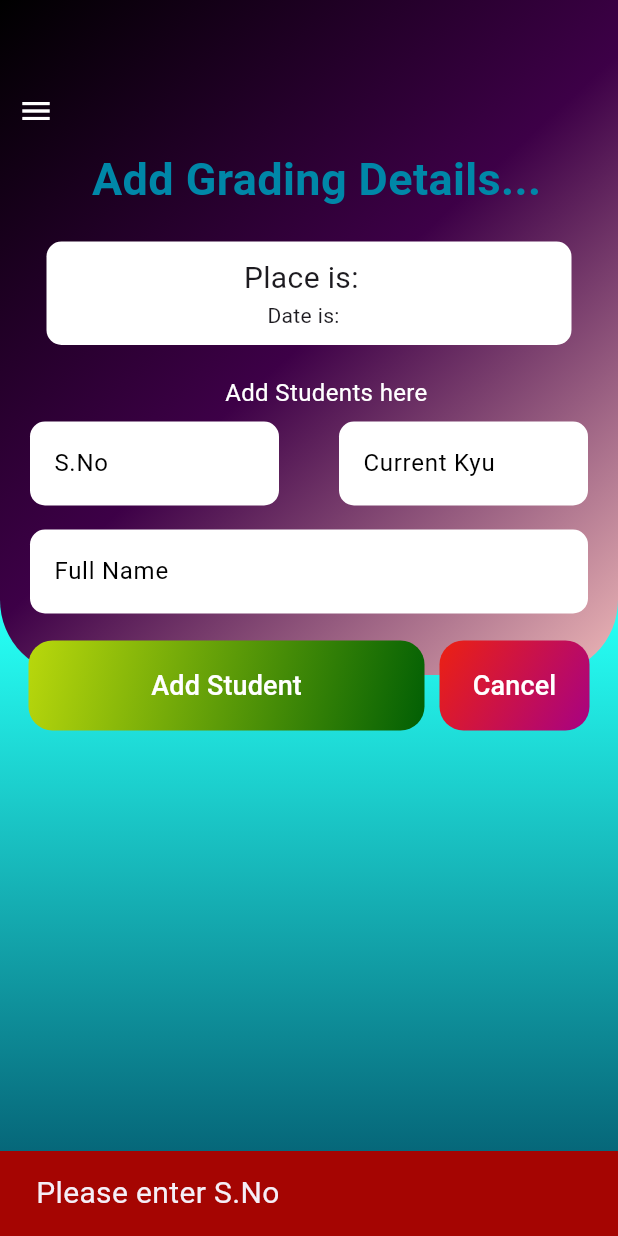
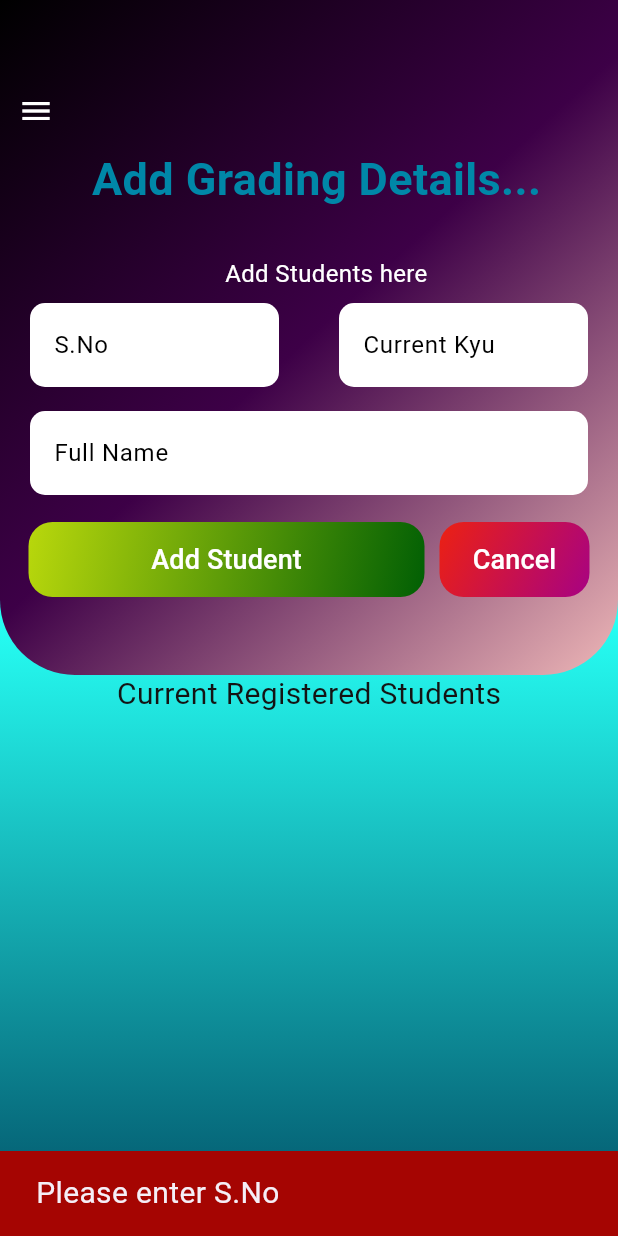
Before and after one commit to KMjanith/competition-app-mobile, a Flutter app: the Addnewgradingetails screen opened directly with empty values, after a tap on "Add Student", on a phone screen of 412 x 824 dp. Run offline on Flutter 3.47's test engine with Material 3 defaults, Android fonts, the light colour scheme and no system bars; drawn by our look-alikes of animated_text_kit; our stand-ins replace bloc, cloud_firestore, file_picker, firebase_auth, firebase_core, firebase_storage and 4 more; accounts and stored records are empty; Roboto replaces fonts that are missing (Alegreya, Cairo).

Commit message:
sliding done

```diff
--- a/lib/Constants/StyleConstants.dart
+++ b/lib/Constants/StyleConstants.dart
@@ -39,10 +39,10 @@ class StyleConstants {
 
   static LinearGradient cardBackGround = const LinearGradient(
     colors: [
-      Color.fromARGB(255, 252, 248, 191),
-      Color.fromARGB(255, 245, 238, 139),
-      Color.fromARGB(255, 161, 151, 60),
-      Color.fromARGB(255, 197, 185, 12)
+      Color.fromARGB(255, 244, 232, 248),
+      Color.fromARGB(255, 231, 190, 250),
+      Color.fromARGB(255, 181, 222, 247),
+      Color.fromARGB(255, 113, 193, 243)
     ],
     begin: Alignment.topLeft,
     end: Alignment.bottomRight,
--- a/lib/model/GradingStudentDetals.dart
+++ b/lib/model/GradingStudentDetals.dart
@@ -5,7 +5,7 @@ class Gradingstudentdetails {
   String _paymentStatus;
   String _gradingFees;
   String _paidDate;
-  String _paymentDescription;
+
 
   Gradingstudentdetails({
     required String sNo,
@@ -13,14 +13,14 @@ class Gradingstudentdetails {
     required String fullName,
     required String gradingFees,
     required String paidDate,
-    required String paymentDescription,
+
     required String paymentStatus,
   })  : _sNo = sNo,
         _currentKyu = currentKyu,
         _fullName = fullName,
         _gradingFees = gradingFees,
         _paidDate = paidDate,
-        _paymentDescription = paymentDescription,
+
         _paymentStatus = paymentStatus;
 
   // Getters
@@ -30,7 +30,7 @@ class Gradingstudentdetails {
   String get paymentStatus => _paymentStatus;
   String get gradingFees => _gradingFees;
   String get paidDate => _paidDate;
-  String get paymentDescription => _paymentDescription;
+
 
   // Setters
   set sNo(String value) => _sNo = value;
@@ -39,5 +39,5 @@ class Gradingstudentdetails {
   set paymentStatus(String value) => _paymentStatus = value;
   set gradingFees(String value) => _gradingFees = value;
   set paidDate(String value) => _paidDate = value;
-  set paymentDescription(String value) => _paymentDescription = value;
+
 }
--- a/lib/pages/grading/AddNewGradingetails.dart
+++ b/lib/pages/grading/AddNewGradingetails.dart
@@ -4,11 +4,14 @@ import 'package:competition_app/pages/grading/GradingPayments.dart';
 import 'package:competition_app/services/GradingService.dart';
 import 'package:flutter/material.dart';
 import 'package:flutter_bloc/flutter_bloc.dart';
+import 'package:flutter_slidable/flutter_slidable.dart';
+import 'package:google_fonts/google_fonts.dart';
 import '../../Constants/StyleConstants.dart';
 import '../../blocs/cubit/update_grading_students_cubit.dart';
 import '../../components/common/HedingAnimation.dart';
 import '../../components/inputs/Inputs.dart';
 import '../../model/Grading.dart';
+import '../../services/Validator.dart';
 
 class Addnewgradingetails extends StatefulWidget {
   final Grading grading;
@@ -31,6 +34,10 @@ class _AddnewgradingetailsState extends State<Addnewgradingetails> {
     studentNameController = TextEditingController();
     sNoController = TextEditingController();
     currentKyuController = TextEditingController();
+    WidgetsBinding.instance.addPostFrameCallback((_) {
+      BlocProvider.of<UpdateGradingStudentsCubit>(context)
+          .addInitialStudent(widget.grading.gradingStudentDetails);
+    });
   }
 
   @override
@@ -65,31 +72,14 @@ class _AddnewgradingetailsState extends State<Addnewgradingetails> {
                   ],
                 ),
                 const HeadingAnimation(heading: "Add Grading Details"),
-                Container(
-                  decoration: BoxDecoration(
-                    color: Color.fromARGB(255, 255, 255, 255),
-                    borderRadius: BorderRadius.circular(10),
-                  ),
-                  width: 350,
-                  child: Padding(
-                    padding: const EdgeInsets.only(top: 10, bottom: 10),
-                    child: Column(
-                      children: [
-                        Text(
-                          'Place is:  ${widget.grading.gradingPlace}',
-                          style: TextStyle(fontSize: 20),
-                        ),
-                        Text(
-                            'Date is:  ${widget.grading.gradingTime.toString()}')
-                      ],
-                    ),
-                  ),
-                ),
-                const SizedBox(height: 20),
+
                 Column(
                   mainAxisAlignment: MainAxisAlignment.start,
                   crossAxisAlignment: CrossAxisAlignment.start,
                   children: [
+                    const SizedBox(
+                      height: 10,
+                    ),
                     const Padding(
                       padding: EdgeInsets.only(left: 23),
                       child: Center(
@@ -136,20 +126,10 @@ class _AddnewgradingetailsState extends State<Addnewgradingetails> {
                                     const BorderRadius.all(Radius.circular(16)),
                               ),
                               width: 300,
-                              height: 60,
+                              height: 50,
                               child: TextButton(
                                 onPressed: () {
-                                  final gradingService = Gradingservice();
-                                  gradingService.addStudent(
-                                    context,
-                                    sNoController.text,
-                                    studentNameController.text,
-                                    currentKyuController.text,
-                                    widget.grading,
-                                  );
-                                  studentNameController.clear();
-                                  sNoController.clear();
-                                  currentKyuController.clear();
+                                  addTheNewStudent();
                                 },
                                 child: const Text(
                                   "Add Student",
@@ -170,7 +150,7 @@ class _AddnewgradingetailsState extends State<Addnewgradingetails> {
                                   const BorderRadius.all(Radius.circular(16)),
                             ),
                             width: 100,
-                            height: 60,
+                            height: 50,
                             child: TextButton(
                               onPressed: () {
                                 studentNameController.clear();
@@ -186,9 +166,18 @@ class _AddnewgradingetailsState extends State<Addnewgradingetails> {
                           ),
                         ),
                       ],
-                    )
+                    ),
+                    const SizedBox(
+                      height: 10,
+                    ),
                   ],
                 ),
+                const SizedBox(
+                  height: 30,
+                ),
+                const Text("Current Registered Students",
+                    style: TextStyle(
+                        fontSize: 20, color: Color.fromARGB(255, 20, 20, 20))),
                 // UI part to display the students
                 SizedBox(
                   child: Padding(
@@ -208,7 +197,6 @@ class _AddnewgradingetailsState extends State<Addnewgradingetails> {
                               bool colorBool =
                                   state[index].paymentStatus.trim() ==
                                       PaymentStatus.pending;
-
                               return Padding(
                                 padding: const EdgeInsets.all(8.0),
                                 child: Container(
@@ -227,13 +215,43 @@ class _AddnewgradingetailsState extends State<Addnewgradingetails> {
                                     ],
                                   ),
                                   height: 75,
+                                  child: Slidable(
+                                    // Specify a key if the Slidable is dismissible.
+                                    key: const ValueKey(0),
+
+                                    // The start action pane is the one at the left or the top side.
+                                    endActionPane: ActionPane(
+                                      // A motion is a widget used to control how the pane animates.
+                                      motion: const ScrollMotion(),
+
+                                      dismissible: DismissiblePane(
+                                          onDismissed: () {},
+                                          dismissThreshold:
+                                              0.5 // Adjust the threshold here
+                                          ),
+
+                                      // All actions are defined in the children parameter.
+                                      children: [
+                                        // A SlidableAction can have an icon and/or a label.
+                                        SlidableAction(
+                                          onPressed: doNothing,
+                                          backgroundColor: Color(0xFFFE4A49),
+                                          foregroundColor: Colors.white,
+                                          icon: Icons.delete,
+                                          label: 'Delete',
+                                          borderRadius:
+                                              BorderRadius.circular(12),
+                                        ),
+                                      ],
+                                    ),
                                     child: ListTile(
                                       onTap: () {
                                         //addPaymentDetails();
 
                                         Navigator.of(context).push(
                                           MaterialPageRoute(
-                                          builder: (context) => GradingPayments(
+                                            builder: (context) =>
+                                                GradingPayments(
                                               gradingstudentdetails: state,
                                               index: index,
                                               gradingId: widget.grading.id,
@@ -262,6 +280,7 @@ class _AddnewgradingetailsState extends State<Addnewgradingetails> {
                                       ),
                                     ),
                                   ),
+                                ),
                               );
                             },
                           );
@@ -277,4 +296,40 @@ class _AddnewgradingetailsState extends State<Addnewgradingetails> {
       ),
     );
   }
+
+  void doNothing(BuildContext context) {
+    print("student details page");
   }
+
+  void addTheNewStudent() {
+    final gradingService = Gradingservice();
+    final student = Gradingstudentdetails(
+      sNo: sNoController.text,
+      fullName: studentNameController.text,
+      currentKyu: currentKyuController.text,
+      paymentStatus: PaymentStatus.pending,
+      gradingFees: '',
+      paidDate: '',
+    );
+    //form validator
+    final allset = Validator.gradingStudentValidator(student);
+
+    if (allset == true) {
+      gradingService.addStudent(student, context, widget.grading);
+
+      studentNameController.clear();
+      sNoController.clear();
+      currentKyuController.clear();
+    } else {
+      ScaffoldMessenger.of(context).showSnackBar(
+        SnackBar(
+          backgroundColor: const Color.fromARGB(255, 165, 5, 2),
+          content: Text(
+            allset,
+            style: GoogleFonts.alegreya(fontSize: 20),
+          ),
+        ),
+      );
+    }
+  }
+}
--- a/lib/services/GradingService.dart
+++ b/lib/services/GradingService.dart
@@ -1,17 +1,14 @@
 import 'package:cloud_firestore/cloud_firestore.dart';
-import 'package:competition_app/Constants/PaymentStatus.dart';
 import 'package:competition_app/model/Grading.dart';
 import 'package:flutter/material.dart';
 import 'package:flutter_bloc/flutter_bloc.dart';
 import 'package:google_fonts/google_fonts.dart';
-
 import '../blocs/cubit/db_cubit.dart';
 import '../blocs/cubit/recentgradings_cubit.dart';
 import '../blocs/cubit/update_grading_students_cubit.dart';
 import '../components/inputs/DatePickerInput.dart';
 import '../components/inputs/Inputs.dart';
 import '../model/GradingStudentDetals.dart';
-import 'Validator.dart';
 
 class Gradingservice {
   void createNewGradingPopUp(BuildContext context) {
@@ -79,7 +76,7 @@ class Gradingservice {
               ],
             ),
           ],
-          backgroundColor: Color.fromARGB(255, 255, 255, 255),
+          backgroundColor: Color.fromARGB(232, 232, 233, 233),
           title: const Text("Create New Grading"),
           content: Container(
             width: double.infinity,
@@ -172,48 +169,20 @@ class Gradingservice {
   }
 
   void addStudent(
-      BuildContext context,
-      String sNoController,
-      String studentNameController,
-      String currentKyuCOntroller,
-      Grading grading) {
-    final student = Gradingstudentdetails(
-        sNo: sNoController,
-        fullName: studentNameController,
-        currentKyu: currentKyuCOntroller,
-        paymentStatus: PaymentStatus.pending,
-        gradingFees: '',
-        paidDate: '',
-        paymentDescription: '');
-
-    //form validator
-    final allset = Validator.gradingStudentValidator(student);
-
-    if (allset == true) {
-      //updating the ui
+      Gradingstudentdetails student, BuildContext context, Grading grading) {
+    String studentDetails =
+        '${student.sNo}, ${student.fullName}, ${student.currentKyu}, ${student.paymentStatus}, ${student.gradingFees}, ${student.paidDate}';
     BlocProvider.of<UpdateGradingStudentsCubit>(context)
         .addStudents(student, context);
-      BlocProvider.of<RecentgradingsCubit>(context).addStudentsToExistingGrading(
-          '$sNoController, $studentNameController, $currentKyuCOntroller, ${student.paymentStatus}',
-          context,
-          grading);
+    BlocProvider.of<RecentgradingsCubit>(context)
+        .addStudentsToExistingGrading(studentDetails, context, grading);
+
     addStudentsToGradings(
         grading.id,
         [
-            '$sNoController, $studentNameController, $currentKyuCOntroller, ${student.paymentStatus}'
+          studentDetails,
         ],
         context);
-    } else {
-      ScaffoldMessenger.of(context).showSnackBar(
-        SnackBar(
-          backgroundColor: const Color.fromARGB(255, 165, 5, 2),
-          content: Text(
-            allset,
-            style: GoogleFonts.alegreya(fontSize: 20),
-          ),
-        ),
-      );
-    }
   }
 
   //add students to students array in perticular doc
--- a/pubspec.yaml
+++ b/pubspec.yaml
@@ -45,6 +45,7 @@ dependencies:
   provider: ^6.0.0
   flutter_bloc: ^8.1.5
   intl: ^0.19.0
+  flutter_slidable: ^3.1.0
 
 dev_dependencies:
   flutter_test:
```
Also changed, not shown: lib/blocs/cubit/recentgradings_cubit.dart (+12 -22 lines), lib/pages/grading/GradingPayments.dart (+41 -23 lines), lib/pages/grading/NewGrading.dart (+40 -3 lines), lib/services/Validator.dart (+4 -3 lines), pubspec.lock. Lines whose indentation alone changed are shown as unchanged.
